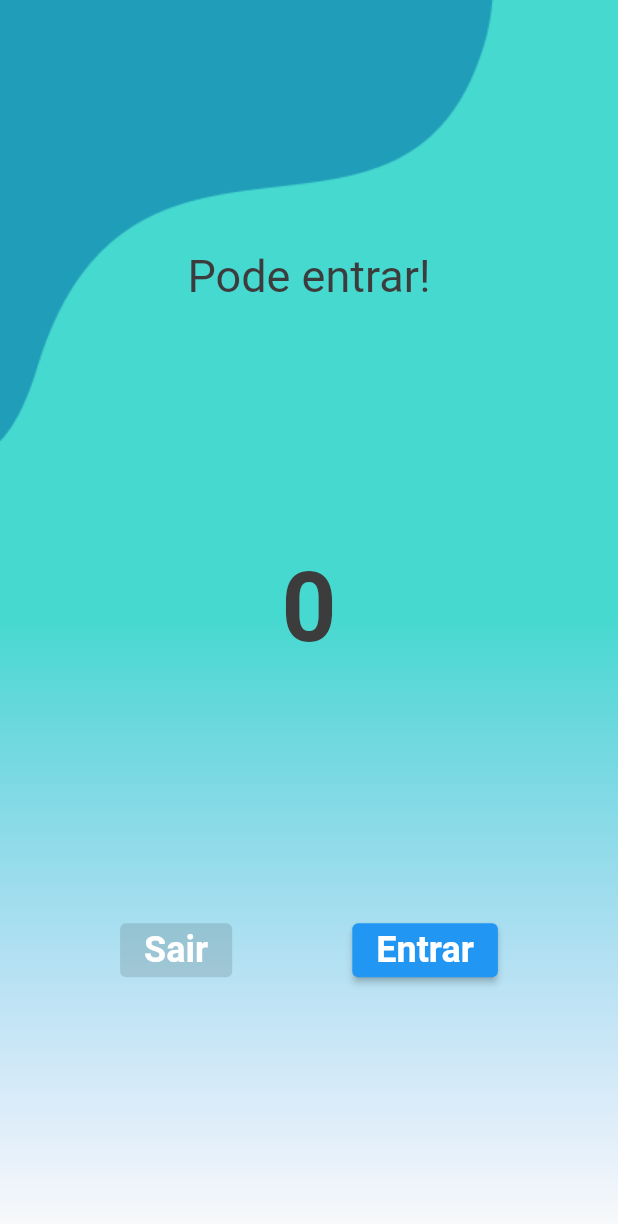
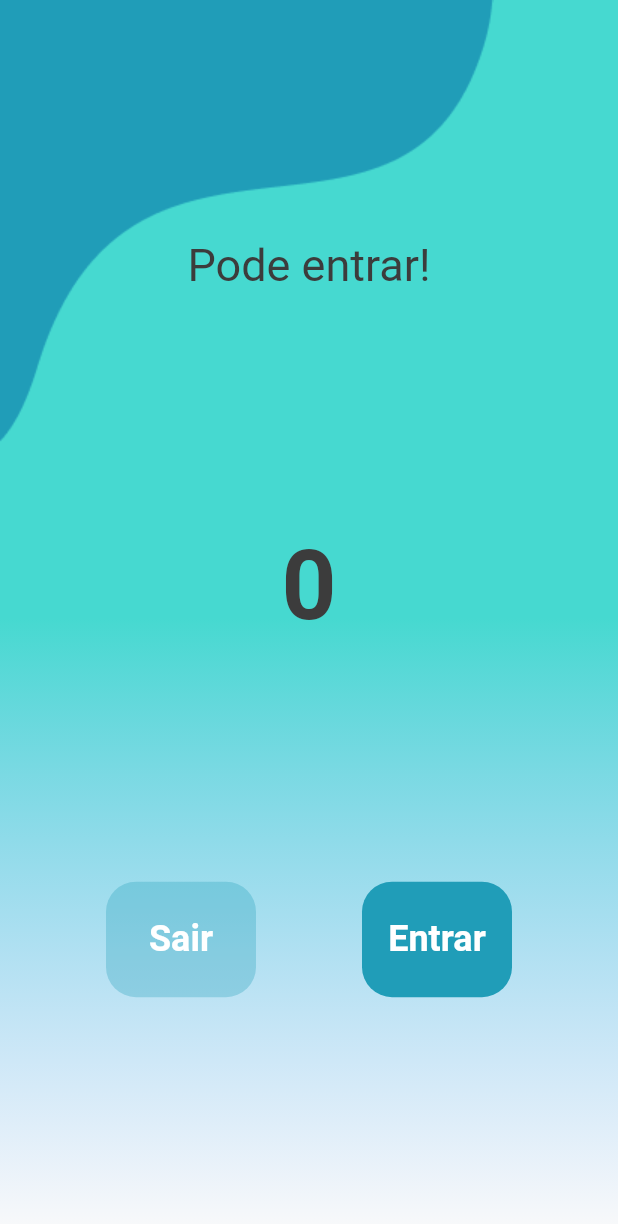
Before and after one commit to Anfacibry/contador, a Flutter app: the screen it shows after launch, on a phone screen of 412 x 824 dp. Shown: the top 1224 px of the screen. Run offline on Flutter 3.47's test engine with Material 2 defaults, Android fonts, the phone set to English and light mode, and no system bars.

Commit message:
mudando home principal

```diff
--- a/lib/home_principal.dart
+++ b/lib/home_principal.dart
@@ -1,7 +1,6 @@
 import 'package:flutter/material.dart';
 
 import 'constantes.dart';
-import 'elementos/stilo_botao.dart';
 
 class TelaHome extends StatefulWidget {
   const TelaHome({Key? key}) : super(key: key);
@@ -23,6 +22,9 @@ class _TelaHomeState extends State<TelaHome> {
       _quantidade--;
     });
   }
+
+  bool get podeEntrar => _quantidade == 0;
+  bool get naoEntrar => _quantidade == 20;
 
   @override
   Widget build(BuildContext context) {
@@ -46,7 +48,7 @@ class _TelaHomeState extends State<TelaHome> {
           crossAxisAlignment: CrossAxisAlignment.center,
           children: [
             Text(
-              _quantidade == 20 ? "Não pode entrar" : "Pode entrar!",
+              naoEntrar ? "Não pode entrar" : "Pode entrar!",
               style: const TextStyle(
                 fontSize: 30,
                 fontWeight: FontWeight.w400,
@@ -55,17 +57,17 @@ class _TelaHomeState extends State<TelaHome> {
             ),
             Text(
               _quantidade.toString(),
-              style: const TextStyle(
+              style: TextStyle(
                 fontSize: 64,
                 fontWeight: FontWeight.bold,
-                color: Color(0xFF3C3C3C),
+                color: naoEntrar ? Colors.red : const Color(0xFF3C3C3C),
               ),
             ),
             Row(
               mainAxisAlignment: MainAxisAlignment.spaceEvenly,
               children: [
-                ElevatedButton(
-                  onPressed: _quantidade > 0 ? dimin : null,
+                TextButton(
+                  onPressed: podeEntrar ? null : dimin,
                   child: const Text(
                     "Sair",
                     style: TextStyle(
@@ -74,10 +76,19 @@ class _TelaHomeState extends State<TelaHome> {
                       color: Colors.white,
                     ),
                   ),
-                  style: BotaoStilo().stiloBotao,
+                  style: TextButton.styleFrom(
+                    backgroundColor: podeEntrar
+                        ? const Color(0xFF209DB8).withOpacity(.30)
+                        : const Color(0xFF209DB8),
+                    fixedSize: const Size(100, 77),
+                    primary: Colors.white,
+                    shape: RoundedRectangleBorder(
+                      borderRadius: BorderRadius.circular(20),
+                    ),
+                  ),
                 ),
-                ElevatedButton(
-                  onPressed: _quantidade < 20 ? aumentando : null,
+                TextButton(
+                  onPressed: naoEntrar ? null : aumentando,
                   child: const Text(
                     "Entrar",
                     style: TextStyle(
@@ -86,7 +97,16 @@ class _TelaHomeState extends State<TelaHome> {
                       color: Colors.white,
                     ),
                   ),
-                  style: BotaoStilo().stiloBotao,
+                  style: TextButton.styleFrom(
+                    backgroundColor: naoEntrar
+                        ? const Color(0xFF209DB8).withOpacity(.30)
+                        : const Color(0xFF209DB8),
+                    fixedSize: const Size(100, 77),
+                    primary: Colors.white,
+                    shape: RoundedRectangleBorder(
+                      borderRadius: BorderRadius.circular(20),
+                    ),
+                  ),
                 ),
               ],
             )
```
